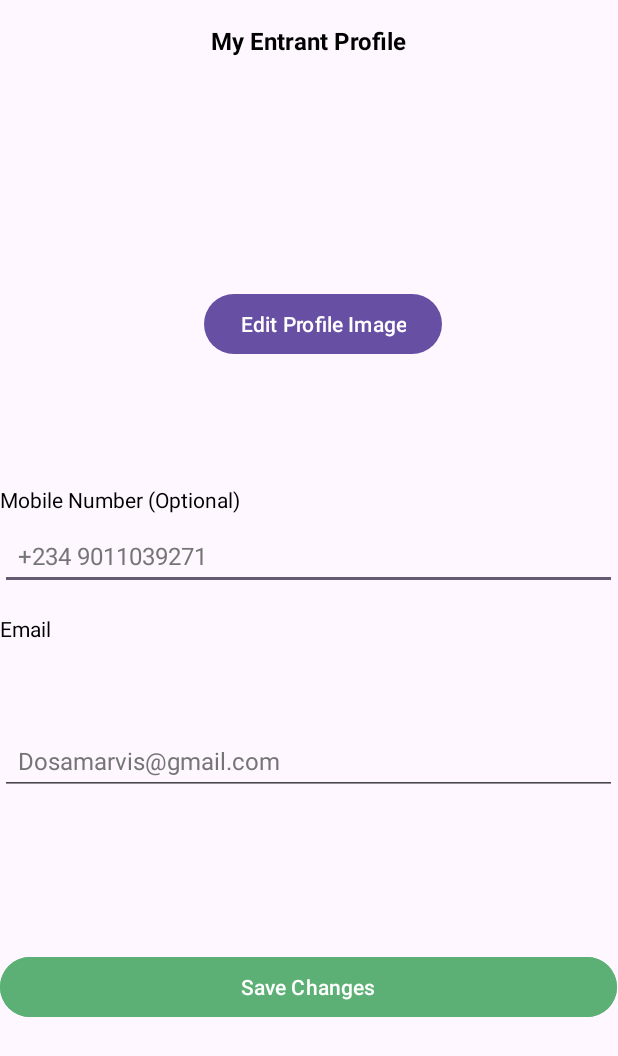
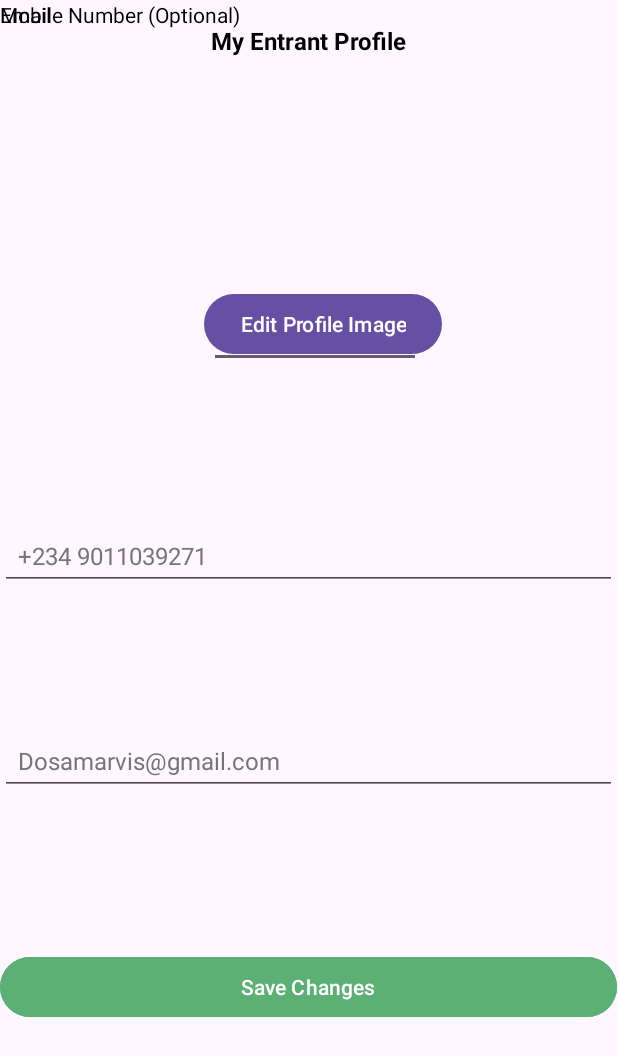
Before and after one commit to CMPUT301F24frolic/frolic-project, an Android app: the layout entrant_edit_profile.xml on its own in the app's theme, with its tools: preview values and no code run, on a phone screen of 412 x 824 dp. Shown: the top 1056 px of the screen. Run offline under Robolectric (Android 15) with nearby library versions, the phone set to English and light mode, and no system bars.

Commit message:
added entrant signup, profile edit, profile view and XML for entrant signup

```diff
--- a/app/src/main/res/layout/entrant_edit_profile.xml
+++ b/app/src/main/res/layout/entrant_edit_profile.xml
@@ -32,8 +32,8 @@
         app:layout_constraintStart_toStartOf="parent"
         app:layout_constraintTop_toTopOf="parent" />
 
-    <TextView
-        android:id="@+id/tvUserName"
+    <EditText
+        android:id="@+id/etUserName"
         android:layout_width="wrap_content"
         android:layout_height="wrap_content"
         android:layout_marginStart="139dp"
@@ -47,7 +47,7 @@
 
 
     <Button
-        android:id="@+id/btnGenerateProfileImage"
+        android:id="@+id/btnEditProfileImage"
         android:layout_width="wrap_content"
         android:layout_height="wrap_content"
         android:layout_marginStart="136dp"
@@ -69,7 +69,7 @@
         app:layout_constraintVertical_bias="0.948" />
 
     <EditText
-        android:id="@+id/tvUserMobile"
+        android:id="@+id/etUserMobile"
         android:layout_width="411dp"
         android:layout_height="wrap_content"
         android:layout_marginTop="347dp"
@@ -96,7 +96,7 @@
     <!-- Email Text Box -->
 
     <EditText
-        android:id="@+id/tvUserEmail"
+        android:id="@+id/etUserEmail"
         android:layout_width="411dp"
         android:layout_height="wrap_content"
         android:layout_marginTop="437dp"
--- a/app/src/main/res/layout/entrant_profile.xml
+++ b/app/src/main/res/layout/entrant_profile.xml
@@ -123,12 +123,14 @@
         android:id="@+id/btnEditProfile"
         android:layout_width="411dp"
         android:layout_height="wrap_content"
-        android:layout_marginTop="634dp"
+        android:layout_marginStart="16dp"
         android:backgroundTint="#5DB075"
         android:text="Edit Profile"
         android:textColor="#FFFFFF"
+        app:layout_constraintBottom_toBottomOf="parent"
         app:layout_constraintStart_toStartOf="parent"
-        app:layout_constraintTop_toTopOf="parent" />
+        app:layout_constraintTop_toTopOf="parent"
+        app:layout_constraintVertical_bias="0.932" />
 
 
 </androidx.constraintlayout.widget.ConstraintLayout>
```
Also changed, not shown: app/src/main/java/com/example/frolic/EntrantProfileActivity.java (added, +107 -0 lines).
